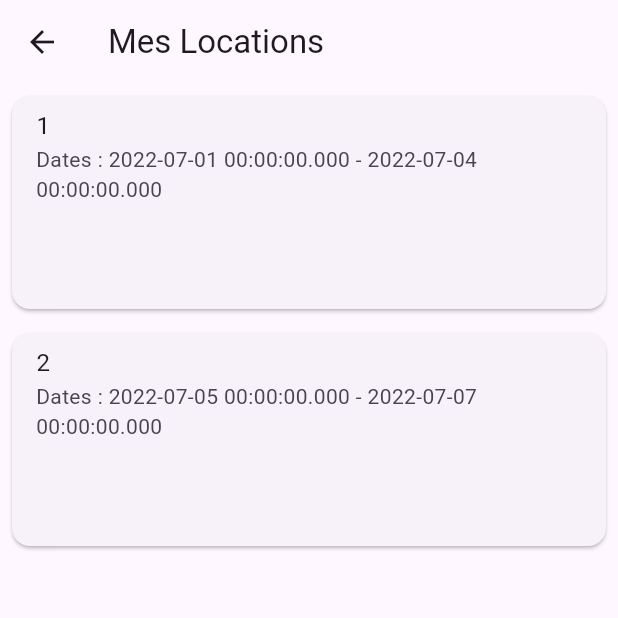
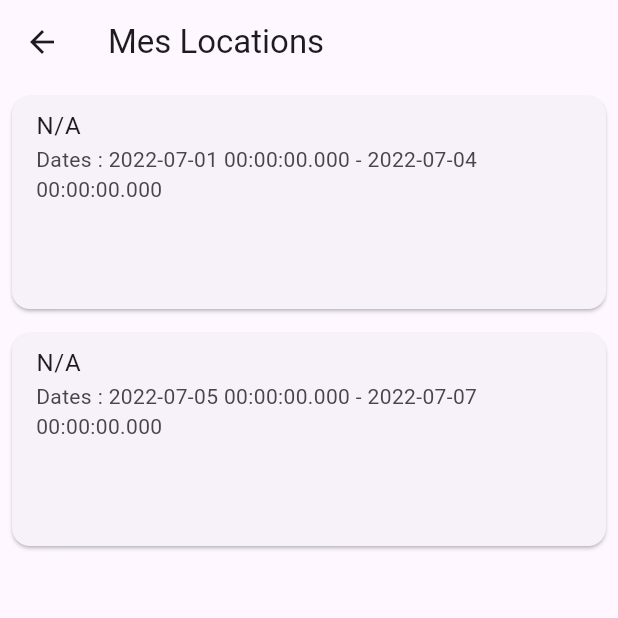
Before and after one commit to JokerPoix/Location, a Flutter app: the LocationList screen opened by its route, on a phone screen of 412 x 824 dp, the top half of it. Run offline on Flutter 3.47's test engine with Material 3 defaults, Android fonts, the phone set to English and light mode, and no system bars; our stand-ins replace email_validator, google_fonts.

Commit message:
buildrow WIP

```diff
--- a/lib/views/location_list.dart
+++ b/lib/views/location_list.dart
@@ -65,7 +65,7 @@ class _LocationListState extends State<LocationList> {
             child: Column(
               children: [
                 ListTile(
-                  title: Text(location.id.toString()),
+                  title: Text(location.habitation?.libelle ?? 'N/A'),
                   subtitle: Text(
                       'Dates : ${location.dateDebut} - ${location.dateFin}'),
                 ),
```
